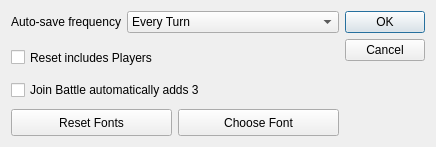
Above: lib/preferences_window.ui from ErikSeguinte/ex-3e-tracker-Python before the change. Below: the same form after it.
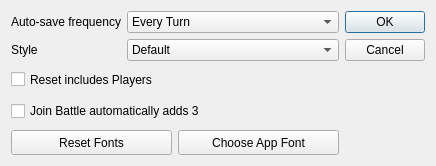
That is the form after the change.

Commit message: Added Style to preferences Window

```diff
--- a/lib/preferences_window.ui
+++ b/lib/preferences_window.ui
@@ -7,7 +7,7 @@
     <x>0</x>
     <y>0</y>
     <width>436</width>
-    <height>147</height>
+    <height>166</height>
    </rect>
   </property>
   <property name="windowTitle">
@@ -56,6 +56,27 @@
          </item>
         </widget>
        </item>
+       <item row="1" column="0">
+        <widget class="QLabel" name="label_2">
+         <property name="text">
+          <string>Style</string>
+         </property>
+        </widget>
+       </item>
+       <item row="1" column="1">
+        <widget class="QComboBox" name="comboBox">
+         <item>
+          <property name="text">
+           <string>Default</string>
+          </property>
+         </item>
+         <item>
+          <property name="text">
+           <string>Fusion</string>
+          </property>
+         </item>
+        </widget>
+       </item>
       </layout>
      </item>
      <item>
@@ -108,7 +129,7 @@
           </sizepolicy>
          </property>
          <property name="text">
-          <string>Choose Font</string>
+          <string>Choose App Font</string>
          </property>
         </widget>
        </item>
```
The commit also changes 1 other file.
